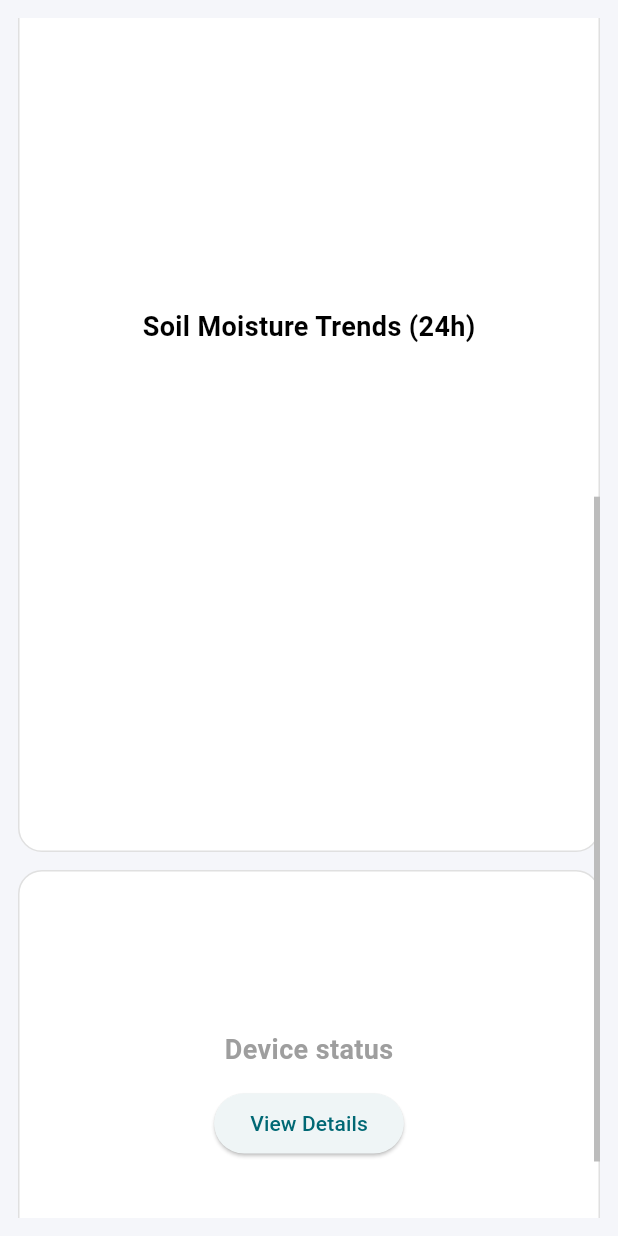
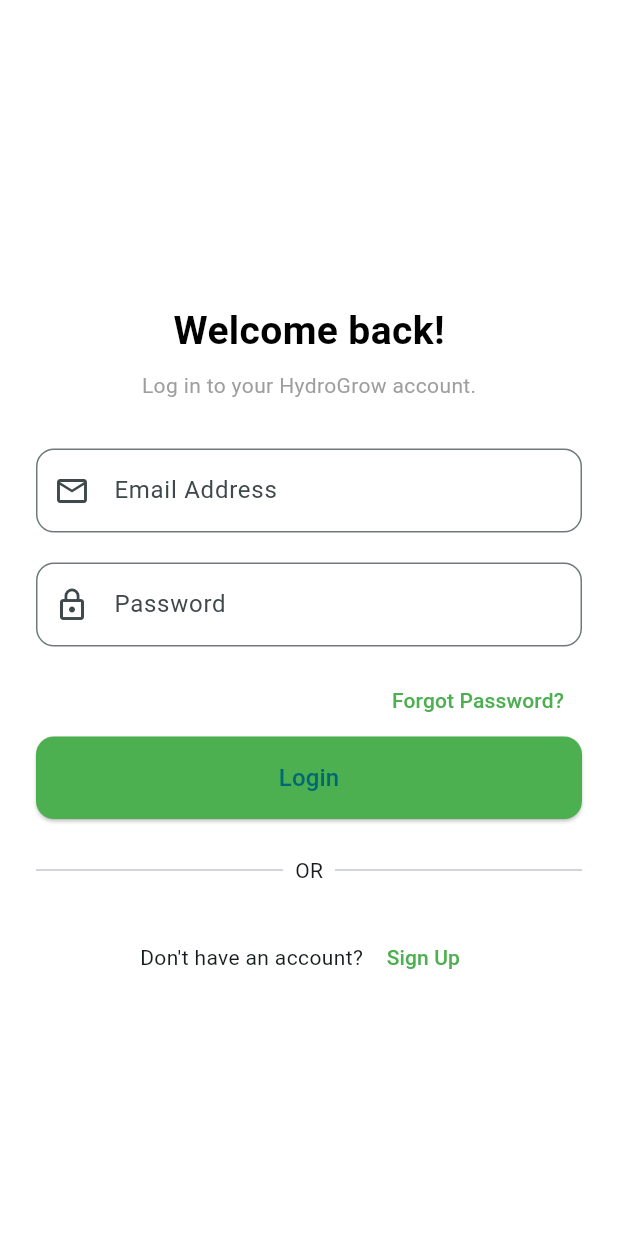
Before and after one commit to triptyyy/hydrogrow_app, a Flutter app: the Dashboard screen opened directly, scrolled down 576 dp, after a tap on "View Details", on a phone screen of 412 x 824 dp. Run offline on Flutter 3.47's test engine with Material 3 defaults, Android fonts, the light colour scheme and no system bars.

Commit message:
Initial commit

```diff
--- a/lib/dashboard.dart
+++ b/lib/dashboard.dart
@@ -1,4 +1,5 @@
 import 'package:flutter/material.dart';
+import 'package:major_project/login.dart';
 
 Widget myRoundedBox({required IconData icon, required String label}) {
   return Container(
@@ -32,7 +33,9 @@
   @override
   Widget build(BuildContext context) {
     return Scaffold(
-
+      appBar: AppBar(
+        title: Text("Dash"),
+      ),
       backgroundColor: const Color(0xFFF5F6FA),
       body: Padding(
         padding: const EdgeInsets.all(12),
@@ -100,7 +103,12 @@
                   ),
                   SizedBox(height: 12),
                   ElevatedButton(
-                    onPressed: () {},
+                    onPressed: () {
+                      Navigator.pushReplacement(
+              context,
+              MaterialPageRoute(builder: (context) => Login()),
+            );
+                    },
                     child: Text("View Details"),
                   ),
                 ],
--- /dev/null
+++ b/lib/login.dart
@@ -0,0 +1,147 @@
+import 'package:flutter/material.dart';
+import 'signup.dart'; // ✅ Add this line
+
+class Login extends StatelessWidget {
+  const Login({super.key});
+
+  @override
+  Widget build(BuildContext context) {
+    return Scaffold(
+      backgroundColor: Colors.white,
+      body: SafeArea(
+        child: Padding(
+          padding: const EdgeInsets.symmetric(horizontal: 24),
+          child: Center(
+            child: SingleChildScrollView(
+              child: Column(
+                children: [
+                  const SizedBox(height: 40),
+                  const Text(
+                    "Welcome back!",
+                    style: TextStyle(
+                      fontSize: 26,
+                      fontWeight: FontWeight.bold,
+                      color: Colors.black,
+                    ),
+                  ),
+                  const SizedBox(height: 8),
+                  const Text(
+                    "Log in to your HydroGrow account.",
+                    style: TextStyle(color: Colors.grey),
+                  ),
+                  const SizedBox(height: 32),
+
+                  // Email Field
+                  TextField(
+                    decoration: InputDecoration(
+                      prefixIcon: Icon(Icons.email_outlined),
+                      hintText: 'Email Address',
+                      border: OutlineInputBorder(
+                        borderRadius: BorderRadius.circular(12),
+                      ),
+                    ),
+                  ),
+                  const SizedBox(height: 20),
+
+                  // Password Field
+                  TextField(
+                    obscureText: true,
+                    decoration: InputDecoration(
+                      prefixIcon: Icon(Icons.lock_outline),
+                      hintText: 'Password',
+                      border: OutlineInputBorder(
+                        borderRadius: BorderRadius.circular(12),
+                      ),
+                    ),
+                  ),
+
+                  const SizedBox(height: 12),
+                  Align(
+                    alignment: Alignment.centerRight,
+                    child: TextButton(
+                      onPressed: () {},
+                      child: const Text(
+                        "Forgot Password?",
+                        style: TextStyle(color: Colors.green),
+                      ),
+                    ),
+                  ),
+
+                  // Login Button
+                  SizedBox(
+                    width: double.infinity,
+                    child: ElevatedButton(
+                      onPressed: () {
+                        // Navigate to Dashboard
+                      },
+                      style: ElevatedButton.styleFrom(
+                        backgroundColor: Colors.green,
+                        padding: const EdgeInsets.symmetric(vertical: 16),
+                        shape: RoundedRectangleBorder(
+                          borderRadius: BorderRadius.circular(12),
+                        ),
+                      ),
+                      child: const Text("Login", style: TextStyle(fontSize: 16)),
+                    ),
+                  ),
+
+                  const SizedBox(height: 24),
+
+                  // OR Divider
+                  Row(
+                    children: const [
+                      Expanded(child: Divider(thickness: 1)),
+                      Padding(
+                        padding: EdgeInsets.symmetric(horizontal: 8),
+                        child: Text("OR"),
+                      ),
+                      Expanded(child: Divider(thickness: 1)),
+                    ],
+                  ),
+
+                  const SizedBox(height: 24),
+
+                  // Sign Up Navigation
+                  Row(
+                    mainAxisAlignment: MainAxisAlignment.center,
+                    children: [
+                      const Text("Don't have an account? "),
+                      TextButton(
+                        onPressed: () {
+                          Navigator.push(
+                            context,
+                            MaterialPageRoute(builder: (context) => const SignUpPage()),
+                          );
+                        },
+                        child: const Text("Sign Up", style: TextStyle(color: Colors.green)),
+                      ),
+                    ],
+                  ),
+                ],
+              ),
+            ),
+          ),
+        ),
+      ),
+    );
+  }
+
+  // Social Button Widget
+  Widget _socialButton(String text, IconData icon) {
+    return SizedBox(
+      width: double.infinity,
+      child: OutlinedButton.icon(
+        onPressed: () {},
+        icon: Icon(icon, color: Colors.black),
+        label: Text(text, style: const TextStyle(color: Colors.black)),
+        style: OutlinedButton.styleFrom(
+          padding: const EdgeInsets.symmetric(vertical: 16),
+          side: BorderSide(color: Colors.grey.shade300),
+          shape: RoundedRectangleBorder(
+            borderRadius: BorderRadius.circular(12),
+          ),
+        ),
+      ),
+    );
+  }
+}
--- a/lib/main.dart
+++ b/lib/main.dart
@@ -2,6 +2,7 @@
 import 'package:major_project/alerts.dart';
 import 'package:major_project/dashboard.dart';
 import 'package:major_project/lights.dart';
+import 'package:major_project/login.dart';
 import 'package:major_project/settings.dart';
 
 void main() {
@@ -22,7 +23,7 @@
 
 
       ),
-      home: RootPage(),
+      home: Login(),
     );
   }
 }
@@ -35,14 +36,15 @@
 }
 
 class _RootPageState extends State<RootPage> {
-  int currentPage = 0;
+  int currentPage = 4;
 
   //pages
   final List<Widget> _pages=[
     const Dashboard(),
-     const LightsPage(),
+    const LightsPage(),
     const AlertsPage(),
     const SettingsPage(),
+    const Login(),
   ];
 
   final List<String> _titles = [
@@ -50,6 +52,7 @@
   'Lights',     // for index 1
   'Alerts',     // for index 2
   'Settings',   // for index 3
+  'Login',   // for index 3
 ];
 
   @override
```
Also changed, not shown: lib/lights.dart (+50 -6 lines), lib/signup.dart (added, +192 -0 lines).
